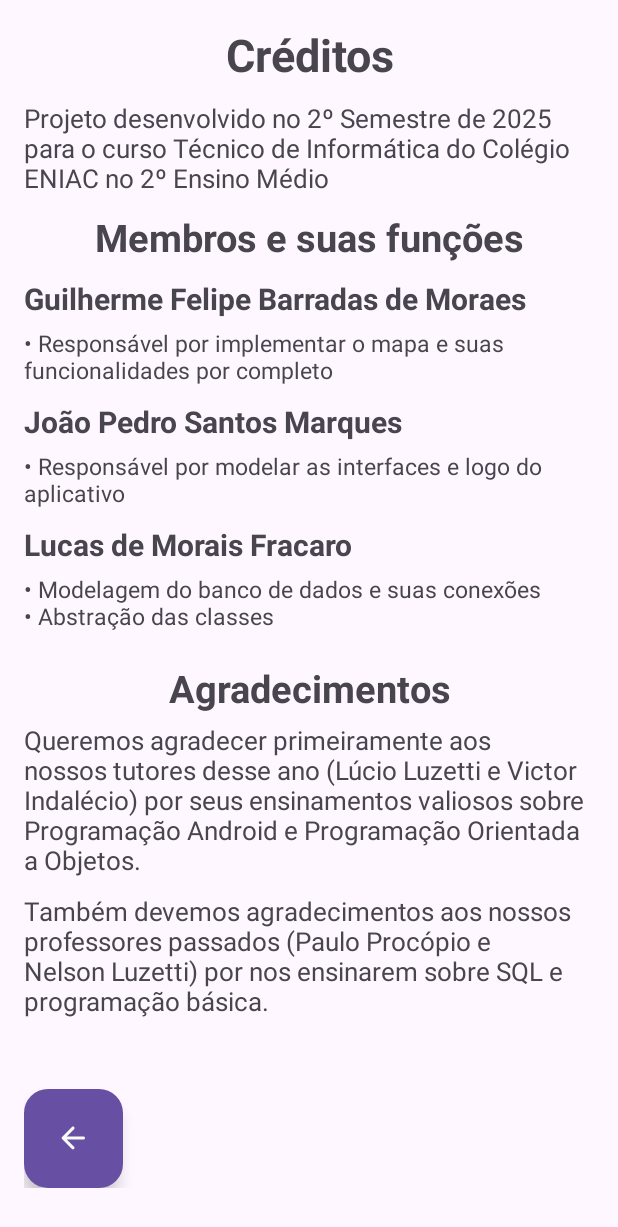
After one commit to olucasfracaro/Infralerta, an Android app: the Tela_Creditos screen opened directly, with no data from a screen before it, on a phone screen of 412 x 824 dp. The commit adds this screen. Shown: the top 1227 px of the screen. Run offline under Robolectric (Android 15) with nearby library versions, the phone set to English and light mode, and no system bars.

Commit message:
adição da tela de créditos

```diff
--- a/app/src/main/AndroidManifest.xml
+++ b/app/src/main/AndroidManifest.xml
@@ -20,6 +20,9 @@
         android:supportsRtl="true"
         android:theme="@style/Theme.Infralerta"
         tools:targetApi="31">
+        <activity
+            android:name=".Tela_Creditos"
+            android:exported="false" />
         <activity
             android:name=".Tela_Usuario"
             android:exported="false" />
--- /dev/null
+++ b/app/src/main/java/com/example/infralerta/Tela_Creditos.java
@@ -0,0 +1,30 @@
+package com.example.infralerta;
+
+import android.os.Bundle;
+
+import androidx.activity.EdgeToEdge;
+import androidx.appcompat.app.AppCompatActivity;
+import androidx.core.graphics.Insets;
+import androidx.core.view.ViewCompat;
+import androidx.core.view.WindowInsetsCompat;
+
+import com.google.android.material.floatingactionbutton.FloatingActionButton;
+
+public class Tela_Creditos extends AppCompatActivity {
+    FloatingActionButton btVoltar;
+
+    @Override
+    protected void onCreate(Bundle savedInstanceState) {
+        super.onCreate(savedInstanceState);
+        EdgeToEdge.enable(this);
+        setContentView(R.layout.activity_tela_creditos);
+        ViewCompat.setOnApplyWindowInsetsListener(findViewById(R.id.main), (v, insets) -> {
+            Insets systemBars = insets.getInsets(WindowInsetsCompat.Type.systemBars());
+            v.setPadding(systemBars.left, systemBars.top, systemBars.right, systemBars.bottom);
+            return insets;
+        });
+
+        btVoltar = findViewById(R.id.btVoltar);
+        btVoltar.setOnClickListener(v -> finish());
+    }
+}
--- /dev/null
+++ b/app/src/main/res/layout/activity_tela_creditos.xml
@@ -0,0 +1,142 @@
+<?xml version="1.0" encoding="utf-8"?>
+<RelativeLayout
+    xmlns:android="http://schemas.android.com/apk/res/android"
+    xmlns:app="http://schemas.android.com/apk/res-auto"
+    android:id="@+id/main"
+    android:layout_width="match_parent"
+    android:layout_height="match_parent"
+    android:layout_margin="16dp">
+
+    <LinearLayout
+        android:id="@+id/linearLayout"
+        android:layout_width="match_parent"
+        android:layout_height="wrap_content"
+        android:layout_alignParentTop="true"
+        android:gravity="center_horizontal"
+        android:orientation="vertical">
+
+        <TextView
+            android:layout_width="match_parent"
+            android:layout_height="wrap_content"
+            android:text="Créditos"
+            android:textAlignment="center"
+            android:textSize="30sp"
+            android:textStyle="bold" />
+    </LinearLayout>
+
+    <LinearLayout
+        android:layout_width="match_parent"
+        android:layout_height="match_parent"
+        android:layout_below="@+id/linearLayout"
+        android:orientation="vertical">
+
+        <TextView
+            android:layout_width="wrap_content"
+            android:layout_height="wrap_content"
+            android:layout_marginTop="10dp"
+            android:text="Projeto desenvolvido no 2º Semestre de 2025 para o curso Técnico de Informática do Colégio ENIAC no 2º Ensino Médio"
+            android:textSize="17sp"/>
+
+        <TextView
+            android:layout_width="match_parent"
+            android:layout_height="wrap_content"
+            android:layout_marginTop="10dp"
+            android:text="Membros e suas funções"
+            android:textAlignment="center"
+            android:textSize="25sp"
+            android:textStyle="bold" />
+
+        <TextView
+            android:layout_width="match_parent"
+            android:layout_height="wrap_content"
+            android:layout_marginTop="10dp"
+            android:text="Guilherme Felipe Barradas de Moraes"
+            android:textSize="20sp"
+            android:textStyle="bold" />
+
+        <TextView
+            android:layout_width="wrap_content"
+            android:layout_height="wrap_content"
+            android:layout_marginTop="5dp"
+            android:text="• Responsável por implementar o mapa e suas funcionalidades por completo"
+            android:textSize="15sp"
+            />
+
+        <TextView
+            android:layout_width="match_parent"
+            android:layout_height="wrap_content"
+            android:layout_marginTop="10dp"
+            android:text="João Pedro Santos Marques"
+            android:textSize="20sp"
+            android:textStyle="bold" />
+
+        <TextView
+            android:layout_width="wrap_content"
+            android:layout_height="wrap_content"
+            android:layout_marginTop="5dp"
+            android:text="• Responsável por modelar as interfaces e logo do aplicativo"
+            android:textSize="15sp"
+            />
+
+        <TextView
+            android:layout_width="match_parent"
+            android:layout_height="wrap_content"
+            android:layout_marginTop="10dp"
+            android:text="Lucas de Morais Fracaro"
+            android:textSize="20sp"
+            android:textStyle="bold" />
+
+        <TextView
+            android:layout_width="wrap_content"
+            android:layout_height="wrap_content"
+            android:layout_marginTop="5dp"
+            android:text="• Modelagem do banco de dados e suas conexões\n• Abstração das classes"
+            android:textSize="15sp"
+            />
+
+        <TextView
+            android:layout_width="match_parent"
+            android:layout_height="wrap_content"
+            android:layout_marginTop="20dp"
+            android:text="Agradecimentos"
+            android:textAlignment="center"
+            android:textSize="25sp"
+            android:textStyle="bold" />
+
+        <TextView
+            android:layout_width="wrap_content"
+            android:layout_height="wrap_content"
+            android:layout_marginTop="5dp"
+            android:text="Queremos agradecer primeiramente aos nossos tutores desse ano (Lúcio Luzetti e Victor Indalécio) por seus ensinamentos valiosos sobre Programação Android e Programação Orientada a Objetos."
+            android:textSize="17sp"/>
+
+        <TextView
+            android:layout_width="wrap_content"
+            android:layout_height="wrap_content"
+            android:layout_marginTop="10dp"
+            android:text="Também devemos agradecimentos aos nossos professores passados (Paulo Procópio e Nelson Luzetti) por nos ensinarem sobre SQL e programação básica."
+            android:textSize="17sp"/>
+
+    </LinearLayout>
+
+    <LinearLayout
+        android:layout_width="match_parent"
+        android:layout_height="wrap_content"
+        android:layout_alignParentBottom="true"
+        android:orientation="horizontal"
+        android:paddingBottom="16dp"
+        android:gravity="center_vertical">
+
+        <com.google.android.material.floatingactionbutton.FloatingActionButton
+            android:id="@+id/btVoltar"
+            android:layout_width="wrap_content"
+            android:layout_height="wrap_content"
+            android:importantForAccessibility="no"
+            android:src="@drawable/round_arrow_back_24"
+            app:fabCustomSize="66dp"
+            app:tint="@color/branco"
+            app:backgroundTint="@color/purpura" />
+
+    </LinearLayout>
+
+</RelativeLayout>
```
Also changed, not shown: app/src/main/java/com/example/infralerta/MainActivity.java (+8 -3 lines), app/src/main/res/layout/activity_main.xml (+36 -32 lines).
